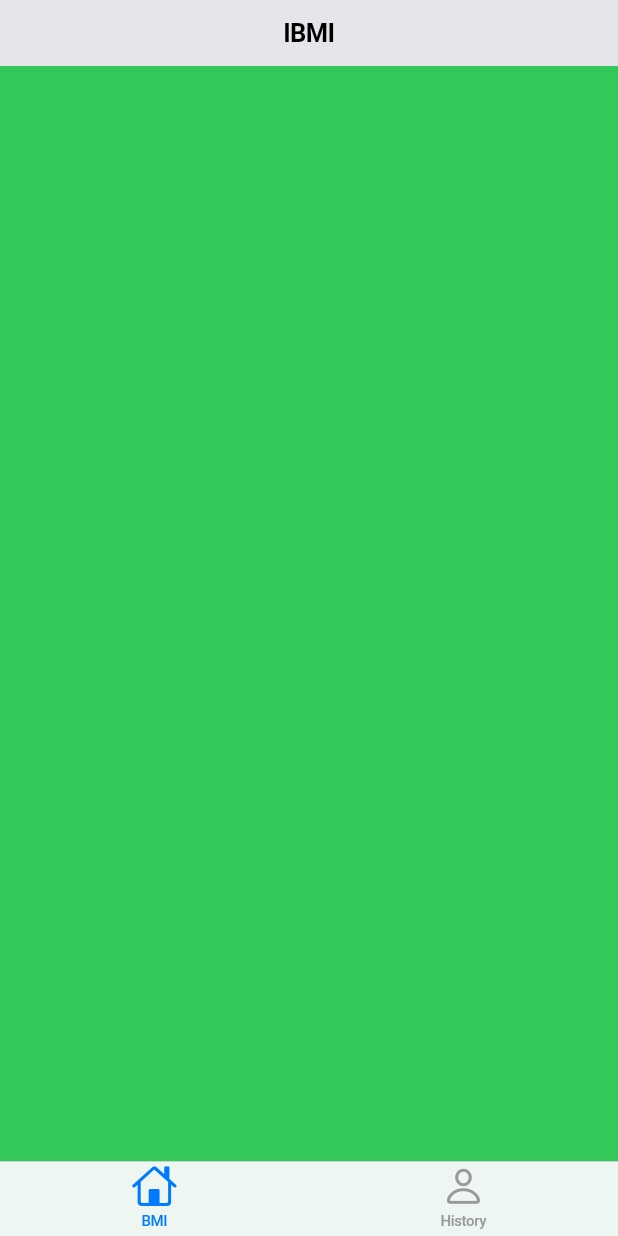
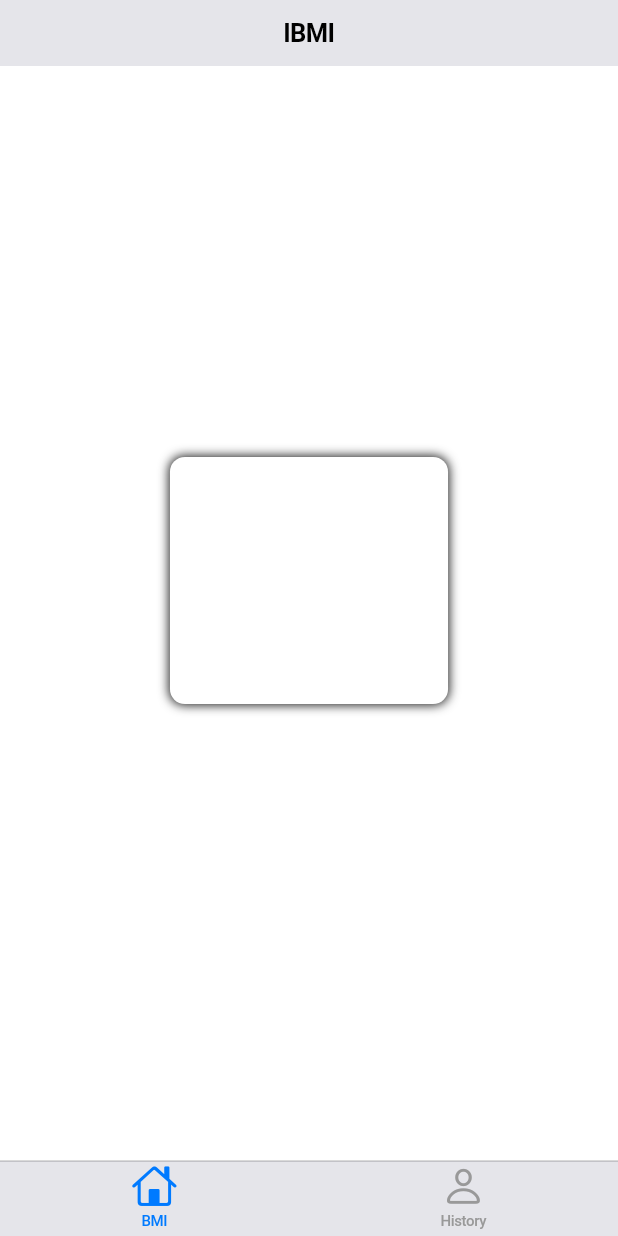
Before and after one commit to mjhabib/Flutter_Remake_Angela.Yu_Stephen.Grider_Hussain.Mustafa, a Flutter app: the screen it shows after launch, on a phone screen of 412 x 824 dp. Run offline on Flutter 3.47's test engine with Material 3 defaults, Android fonts, the phone set to English and light mode, and no system bars; our stand-ins replace animated_text_kit, audioplayers, cloud_firestore, dio, file_picker, firebase_auth and 7 more; accounts and stored records are empty; generated files the repository leaves out were written again.

Commit message:
Add an InfoCard with shadow design + fix Icon issue by installing cupertino_icons

```diff
--- a/day_22_ibmi_app_with_cupertino/lib/screens/bmi_screen.dart
+++ b/day_22_ibmi_app_with_cupertino/lib/screens/bmi_screen.dart
@@ -1,4 +1,5 @@
 import 'package:flutter/cupertino.dart';
+import 'package:ibmi_app/widgets/info_card.dart';
 
 class BMIScreen extends StatefulWidget {
   const BMIScreen({super.key});
@@ -8,10 +9,24 @@ class BMIScreen extends StatefulWidget {
 }
 
 class _BMIScreenState extends State<BMIScreen> {
+  double? deviceHeight, deviceWidth;
+
   @override
   Widget build(BuildContext context) {
+    deviceHeight = MediaQuery.of(context).size.height;
+    deviceWidth = MediaQuery.of(context).size.width;
+
     return CupertinoPageScaffold(
-      child: Container(color: CupertinoColors.activeGreen),
+      child: Container(
+        color: CupertinoColors.white,
+        child: Center(
+          child: InfoCard(
+            height: deviceHeight! * 0.20,
+            width: deviceWidth! * 0.45,
+            child: Column(),
+          ),
+        ),
+      ),
     );
   }
 }
--- a/day_22_ibmi_app_with_cupertino/lib/screens/main_screen.dart
+++ b/day_22_ibmi_app_with_cupertino/lib/screens/main_screen.dart
@@ -21,6 +21,7 @@ class _MainScreenState extends State<MainScreen> {
       ),
       child: CupertinoTabScaffold(
         tabBar: CupertinoTabBar(
+          backgroundColor: CupertinoColors.lightBackgroundGray,
           items: [
             BottomNavigationBarItem(
               icon: Icon(CupertinoIcons.home),
--- /dev/null
+++ b/day_22_ibmi_app_with_cupertino/lib/widgets/info_card.dart
@@ -0,0 +1,30 @@
+import 'package:flutter/cupertino.dart';
+
+class InfoCard extends StatelessWidget {
+  const InfoCard({
+    super.key,
+    required this.height,
+    required this.width,
+    required this.child,
+  });
+
+  final double? height;
+  final double? width;
+  final Widget child;
+
+  @override
+  Widget build(BuildContext context) {
+    return Container(
+      height: height,
+      width: width,
+      decoration: BoxDecoration(
+        color: CupertinoColors.white,
+        borderRadius: BorderRadius.circular(10),
+        boxShadow: [
+          BoxShadow(color: CupertinoColors.darkBackgroundGray, blurRadius: 5),
+        ],
+      ),
+      child: child,
+    );
+  }
+}
--- a/day_22_ibmi_app_with_cupertino/pubspec.yaml
+++ b/day_22_ibmi_app_with_cupertino/pubspec.yaml
@@ -10,6 +10,7 @@ dependencies:
   shared_preferences: ^2.5.5
   flutter:
     sdk: flutter
+  cupertino_icons: ^1.0.9
 
 dev_dependencies:
   flutter_test:
```
Also changed, not shown: day_22_ibmi_app_with_cupertino/pubspec.lock.
